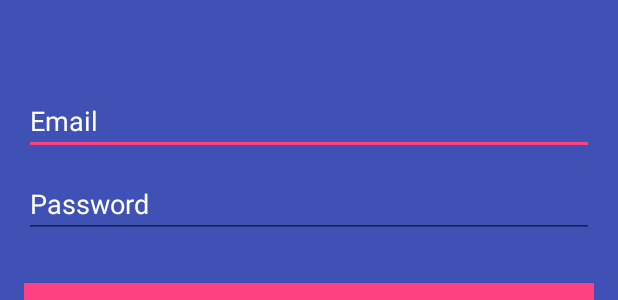
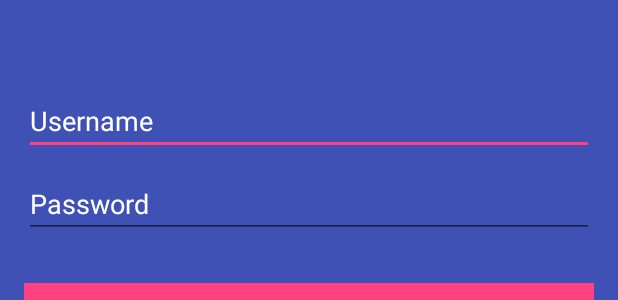
Before and after one commit to MirzaHimamiHanif/Jemuran, an Android app: the layout activity_login.xml on its own in the app's theme, with its tools: preview values and no code run, on a phone screen of 412 x 824 dp. Shown: the part 397-697 px from the top of the screen. Run offline under Robolectric (Android 15) with nearby library versions, the phone set to English and light mode, and no system bars.

Commit message:
Fungsi Utama Fix

```diff
--- a/app/src/main/res/layout/activity_login.xml
+++ b/app/src/main/res/layout/activity_login.xml
@@ -14,11 +14,11 @@
         android:orientation="vertical"
         android:padding="@dimen/activity_horizontal_margin">
         <EditText
-            android:id="@+id/email"
+            android:id="@+id/username"
             android:layout_width="match_parent"
             android:layout_height="wrap_content"
             android:layout_marginBottom="10dp"
-            android:hint="@string/hint_email"
+            android:hint="@string/hinr_username"
             android:inputType="textEmailAddress"
             android:textColorHint="@android:color/white" />
         <EditText
--- a/app/src/main/res/values/strings.xml
+++ b/app/src/main/res/values/strings.xml
@@ -11,4 +11,5 @@
     <string name="login_btn">Login</string>
     <string name="btn_sign_up">Sign Up</string>
     <string name="btn_forgot_your_password">Forgot your password?</string>
+    <string name="hinr_username">Username</string>
 </resources>
```
Also changed, not shown: app/src/main/AndroidManifest.xml (+4 -3 lines), app/src/main/java/org/pindad/jemuran/Authentification/LoginActivity.java (+6 -2 lines).
